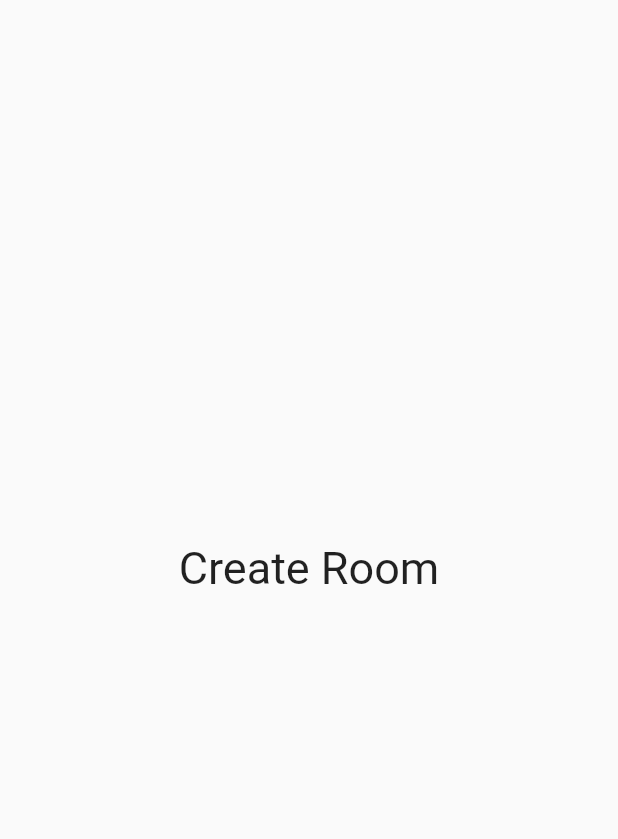
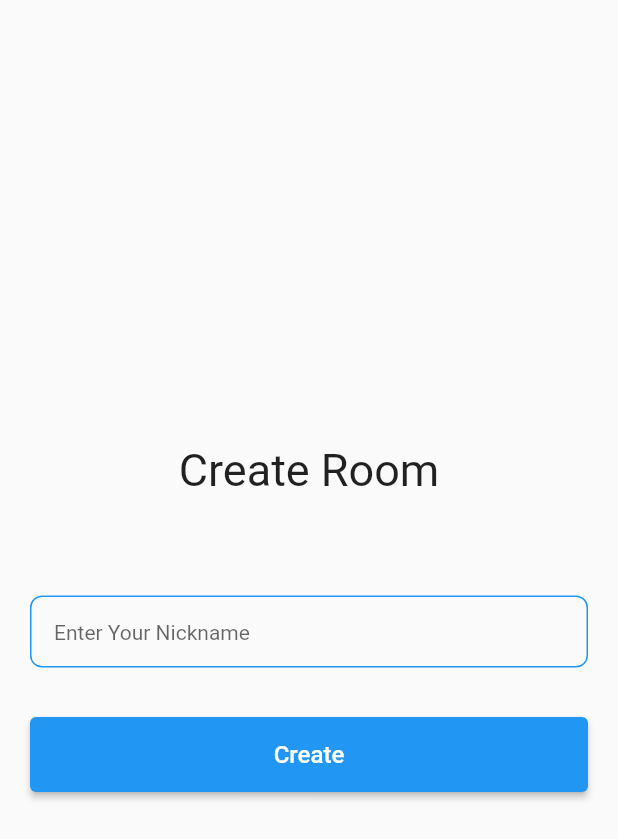
Before and after one commit to KingRaizel/typeracer_flutter, a Flutter app: the CreateRoomScreen screen opened by its route, on a phone screen of 412 x 824 dp. Shown: the top 839 px of the screen. Run offline on Flutter 3.47's test engine with Material 2 defaults, Android fonts, the phone set to English and light mode, and no system bars; our stand-ins replace socket_io_client; network calls fail.

```diff
--- a/lib/screens/createroom_screen.dart
+++ b/lib/screens/createroom_screen.dart
@@ -1,27 +1,59 @@
 import 'package:flutter/material.dart';
+import 'package:typeracer_game/utils/socket_methods.dart';
+import 'package:typeracer_game/widgets/custom_textfield.dart';
+import 'package:typeracer_game/widgets/custombutton.dart';
 
-class CreateRoomScreen extends StatelessWidget {
+class CreateRoomScreen extends StatefulWidget {
   const CreateRoomScreen({super.key});
+
+  @override
+  State<CreateRoomScreen> createState() => _CreateRoomScreenState();
+}
+
+class _CreateRoomScreenState extends State<CreateRoomScreen> {
+  final TextEditingController _namecontroller = TextEditingController();
+  final SocketMethods _socketMethods = SocketMethods();
+
+  @override
+  void dispose() {
+    super.dispose();
+    _namecontroller.dispose();
+  }
 
   @override
   Widget build(BuildContext context) {
     final size = MediaQuery.of(context).size;
+
     return Scaffold(
       body: Center(
         child: ConstrainedBox(
-          constraints: BoxConstraints(maxWidth: 600),
+          constraints: const BoxConstraints(maxWidth: 600),
           child: Container(
+            margin: const EdgeInsets.symmetric(
+              horizontal: 20,
+            ),
             child: Column(
               mainAxisAlignment: MainAxisAlignment.center,
               crossAxisAlignment: CrossAxisAlignment.center,
               children: [
-                Text(
+                const Text(
                   "Create Room",
                   style: TextStyle(fontSize: 30),
                 ),
                 SizedBox(
                   height: size.height * 0.08,
                 ),
+                CustomTextField(
+                    controller: _namecontroller,
+                    hintText: 'Enter Your Nickname'),
+                SizedBox(
+                  height: size.height * 0.04,
+                ),
+                CustomButton(
+                    text: 'Create',
+                    onTap: () => _socketMethods.createGame(
+                          _namecontroller.text,
+                        )),
               ],
             ),
           ),
--- /dev/null
+++ b/lib/utils/socket_client.dart
@@ -0,0 +1,21 @@
+// ignore_for_file: library_prefixes
+
+import 'package:socket_io_client/socket_io_client.dart' as IO;
+
+class SocketClient {
+  IO.Socket? socket;
+  static SocketClient? _instance;
+
+  SocketClient._internal() {
+    socket = IO.io("http://192.168.0.102:3000", <String, dynamic>{
+      'transports': ['websocket'],
+      'autoConnect': false,
+    });
+    socket!.connect();
+  }
+
+  static SocketClient get instance {
+    _instance ??= SocketClient._internal();
+    return _instance!;
+  }
+}
--- /dev/null
+++ b/lib/utils/socket_methods.dart
@@ -0,0 +1,12 @@
+import 'package:typeracer_game/utils/socket_client.dart';
+
+class SocketMethods {
+  final _socketClient = SocketClient.instance.socket!;
+
+  //create game
+  createGame(String nickname) {
+    if (nickname.isNotEmpty) {
+      _socketClient.emit('create-game', {'nickname': nickname});
+    }
+  }
+}
--- /dev/null
+++ b/lib/widgets/custom_textfield.dart
@@ -0,0 +1,31 @@
+import 'package:flutter/material.dart';
+
+class CustomTextField extends StatelessWidget {
+  final TextEditingController controller;
+  final String hintText;
+
+  const CustomTextField(
+      {super.key, required this.controller, required this.hintText});
+
+  @override
+  Widget build(BuildContext context) {
+    return TextField(
+      controller: controller,
+      decoration: InputDecoration(
+        border: OutlineInputBorder(
+          borderRadius: BorderRadius.circular(8),
+          borderSide: BorderSide(color: Colors.transparent),
+        ),
+        enabledBorder: OutlineInputBorder(
+          borderRadius: BorderRadius.circular(8),
+          borderSide: BorderSide(color: Colors.blue),
+        ),
+        contentPadding:
+            const EdgeInsets.symmetric(horizontal: 16, vertical: 14),
+        fillColor: const Color(0xffF5F5FA),
+        hintText: hintText,
+        hintStyle: const TextStyle(fontSize: 14, fontWeight: FontWeight.w400),
+      ),
+    );
+  }
+}
--- a/lib/widgets/custombutton.dart
+++ b/lib/widgets/custombutton.dart
@@ -10,7 +10,7 @@ class CustomButton extends StatelessWidget {
       {super.key,
       required this.text,
       required this.onTap,
-      required this.isHome});
+      this.isHome = false});
 
   @override
   Widget build(BuildContext context) {
```
Also changed, not shown: lib/screens/joinroom_screen.dart (+53 -2 lines), pubspec.yaml (+4 -12 lines), pubspec.lock, 5 other files.
